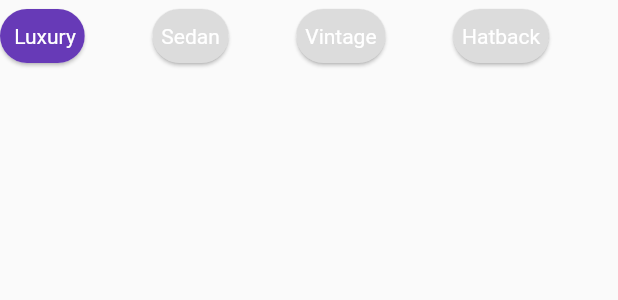
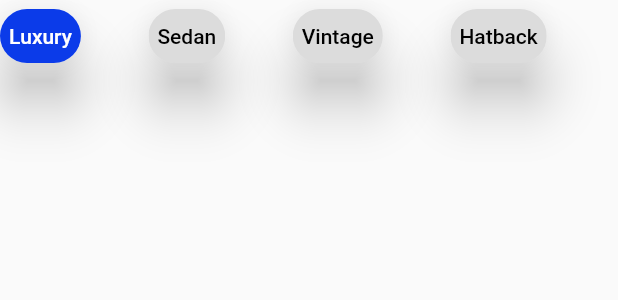
Before and after one commit to sayanths/rent-a-car-app, a Flutter app: the ChoiceChipWidget widget shown alone on an empty page, opened directly, on a phone screen of 412 x 824 dp. Shown: the top 300 px of the screen. Run offline on Flutter 3.47's test engine with Material 2 defaults, Android fonts, the phone set to English and light mode, and no system bars; our stand-ins replace flutter_image_slideshow, get, google_fonts; missing offline and left inert: iconify_flutter; network calls fail.

Commit message:
choice chip index completed

```diff
--- a/lib/app/modules/loginpage/views/loginpage_view.dart
+++ b/lib/app/modules/loginpage/views/loginpage_view.dart
@@ -94,7 +94,7 @@ class LoginpageView extends GetView<LoginpageController> {
                               style: gfontsubtitlefont(cl: white),
                             ),
                             InkWell(
-                                onTap: () => Get.to(() => SignupView()),
+                                onTap: () => Get.to(() => SignupView(),transition: Transition.upToDown),
                                 child: Text(
                                   " Click here",
                                   style: gfontsubtitlefont(
--- a/lib/app/modules/view_all/controllers/view_all_controller.dart
+++ b/lib/app/modules/view_all/controllers/view_all_controller.dart
@@ -1,17 +1,27 @@
+import 'package:carzz/app/modules/favourite/views/favourite_view.dart';
+import 'package:carzz/app/modules/home/views/home_view.dart';
+import 'package:flutter/cupertino.dart';
 import 'package:get/get.dart';
 
 class ViewAllController extends GetxController {
-  bool newValue =false;
+  bool newValue = false;
   int defaultChoicIndex = 0;
   List<String> choiceList = [
-    ' Luxury',
+    'Luxury',
     'Sedan',
     'Vintage',
     'Hatback',
   ];
-  void choicChi(bool value) {
-    this.newValue = value;
+  List<Widget> choiceListWidget = [
+    FavouriteView(),
+    HomeView(),
+    FavouriteView(),
+    HomeView(),
+
+  ];
+  void choicChi(bool value, int index) {
+    newValue = value;
+    defaultChoicIndex = index;
     update();
   }
-
 }
--- a/lib/app/modules/view_all/views/widgets/choice_chip.dart
+++ b/lib/app/modules/view_all/views/widgets/choice_chip.dart
@@ -1,19 +1,12 @@
 import 'package:flutter/material.dart';
 import 'package:get/get.dart';
-import '../../../../constants/colors/colors.dart';
 import '../../controllers/view_all_controller.dart';
 
 class ChoiceChipWidget extends StatelessWidget {
   final ctrl = Get.put(ViewAllController());
 
- // final Function function;
-
-
   ChoiceChipWidget({
     Key? key,
-
-   // required this.function,
-
   }) : super(key: key);
 
   @override
@@ -21,24 +14,29 @@ class ChoiceChipWidget extends StatelessWidget {
     return Wrap(
         spacing: 45,
         children: List.generate(ctrl.choiceList.length, (index) {
+          return GetBuilder<ViewAllController>(
+            builder: (obj) {
               return ChoiceChip(
                 labelPadding: EdgeInsets.all(2.0),
                 label: Text(
                   ctrl.choiceList[index],
-              style: Theme.of(context)
-                  .textTheme
-                  .bodyText2!
-                  .copyWith(color: Colors.white, fontSize: 14),
+                  style: TextStyle(
+                    color: ctrl.defaultChoicIndex == index
+                        ? Color.fromARGB(255, 255, 255, 255)
+                        : Color.fromARGB(255, 0, 0, 0),
                   ),
-            selected: ctrl.defaultChoicIndex == index,
-            selectedColor: Colors.deepPurple,
+                ),
+                selected: ctrl.defaultChoicIndex == index ? true : false,
+                selectedColor: ctrl.defaultChoicIndex == index
+                    ? Color.fromARGB(255, 11, 59, 233)
+                    : Color.fromARGB(255, 255, 254, 254),
                 onSelected: (value) {
-              ctrl.choicChi(value);
+                  obj.choicChi(value, index);
+                },
+                elevation: 15,
 
+              );
             },
-           // backgroundColor: red,
-            elevation: 1,
-
           );
         }));
   }
```
Also changed, not shown: lib/app/modules/view_all/views/view_all_view.dart (+7 -5 lines), lib/app/modules/view_all/views/widgets/sedan_type.dart (added). Lines whose indentation alone changed are shown as unchanged.
